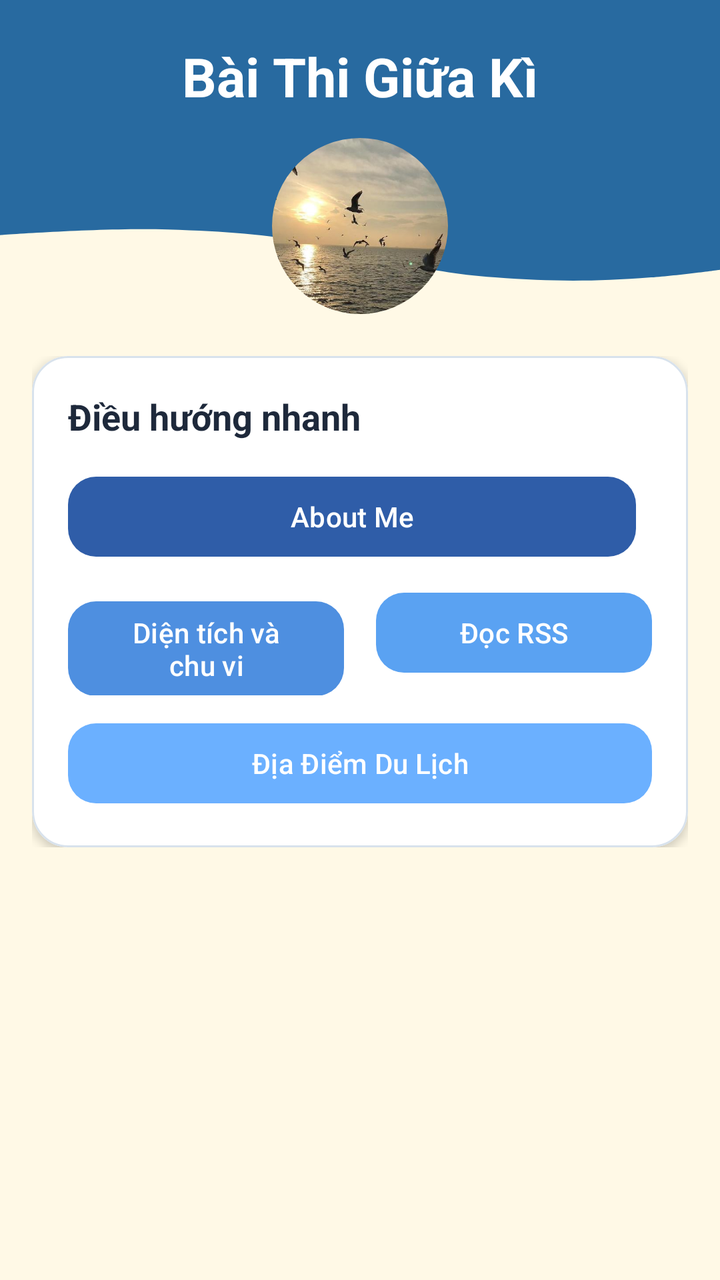
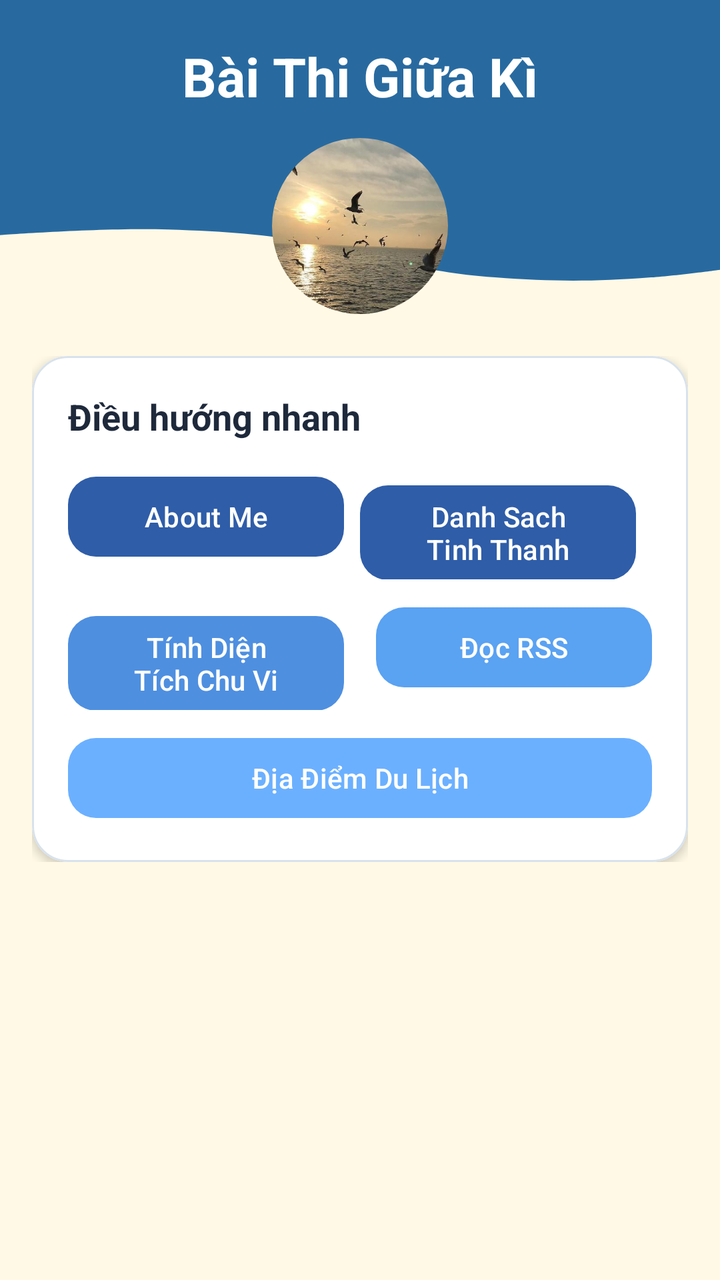

Compare the two renders of this Android layout. The source of the first and the diff that turns it into the second are given below.
<!-- AndroidManifest.xml: application theme Theme.TranMaiNgocDuy65130650Thigk -->
<!-- res/layout/fragment_trang_chu.xml -->
<?xml version="1.0" encoding="utf-8"?>
<androidx.core.widget.NestedScrollView xmlns:android="http://schemas.android.com/apk/res/android"
    xmlns:app="http://schemas.android.com/apk/res-auto"
    xmlns:tools="http://schemas.android.com/tools"
    android:id="@+id/frameLayout"
    android:layout_width="match_parent"
    android:layout_height="match_parent"
    android:background="@color/screen_background"
    android:fillViewport="true"
    tools:context=".TrangChuFragment">

    <LinearLayout
        android:background="@color/fragment_background"
        android:layout_width="match_parent"
        android:layout_height="wrap_content"
        android:orientation="vertical">

        <FrameLayout
            android:layout_width="match_parent"
            android:layout_height="160dp"
            android:background="@drawable/background">

            <TextView
                android:layout_width="match_parent"
                android:layout_height="wrap_content"
                android:layout_gravity="top"
                android:layout_marginTop="20dp"
                android:gravity="center"
                android:text="Bài Thi Giữa Kì"
                android:textColor="@android:color/white"
                android:textSize="27sp"
                android:textStyle="bold" />

            <com.google.android.material.imageview.ShapeableImageView
                android:layout_width="88dp"
                android:layout_height="88dp"
                android:layout_gravity="center"
                android:layout_marginTop="33dp"
                android:scaleType="centerCrop"
                android:src="@drawable/lg"
                app:shapeAppearanceOverlay="@style/circleImage" />
        </FrameLayout>

        <LinearLayout
            android:layout_width="match_parent"
            android:layout_height="wrap_content"
            android:orientation="vertical"
            android:paddingStart="16dp"
            android:paddingTop="18dp"
            android:paddingEnd="16dp"
            android:paddingBottom="24dp">

            <com.google.android.material.card.MaterialCardView
                android:layout_width="match_parent"
                android:layout_height="wrap_content"
                app:cardBackgroundColor="@color/card_background"
                app:cardCornerRadius="18dp"
                app:cardElevation="3dp"
                app:strokeColor="@color/card_stroke"
                app:strokeWidth="1dp">

                <LinearLayout
                    android:layout_width="match_parent"
                    android:layout_height="wrap_content"
                    android:orientation="vertical"
                    android:padding="18dp">

                    <TextView
                        android:layout_width="wrap_content"
                        android:layout_height="wrap_content"
                        android:text="Điều hướng nhanh"
                        android:textColor="@color/text_primary"
                        android:textSize="18sp"
                        android:textStyle="bold" />

                    <LinearLayout
                        android:layout_width="match_parent"
                        android:layout_height="wrap_content"
                        android:layout_marginTop="14dp"
                        android:orientation="horizontal">

                        <com.google.android.material.button.MaterialButton
                            android:id="@+id/btnTrangChuAboutMe"
                            android:layout_width="0dp"
                            android:layout_height="wrap_content"
                            android:layout_marginEnd="8dp"
                            android:layout_weight="1"
                            android:text="About Me"
                            android:textAllCaps="false"
                            android:textColor="@android:color/white"
                            app:backgroundTint="@color/button_blue"
                            app:cornerRadius="14dp" />


                    </LinearLayout>

                    <LinearLayout
                        android:layout_width="match_parent"
                        android:layout_height="wrap_content"
                        android:layout_marginTop="10dp"
                        android:orientation="horizontal">

                        <com.google.android.material.button.MaterialButton
                            android:id="@+id/btnTrangChuDienTich"
                            android:layout_width="0dp"
                            android:layout_height="wrap_content"
                            android:layout_marginEnd="8dp"
                            android:layout_weight="1"
                            android:text="Diện tích và chu vi"
                            android:textAllCaps="false"
                            android:textColor="@android:color/white"
                            app:backgroundTint="@color/button_blue_light"
                            app:cornerRadius="14dp" />

                        <com.google.android.material.button.MaterialButton
                            android:id="@+id/btnTrangChuRSS"
                            android:layout_width="0dp"
                            android:layout_height="wrap_content"
                            android:layout_marginStart="8dp"
                            android:layout_weight="1"
                            android:text="Đọc RSS"
                            android:textAllCaps="false"
                            android:textColor="@android:color/white"
                            app:backgroundTint="@color/button_blue_lighter"
                            app:cornerRadius="14dp" />
                    </LinearLayout>

                    <com.google.android.material.button.MaterialButton
                        android:id="@+id/btnTrangChuThuVienAnh"
                        android:layout_width="match_parent"
                        android:layout_height="wrap_content"
                        android:layout_marginTop="10dp"
                        android:text="Địa Điểm Du Lịch"
                        android:textAllCaps="false"
                        android:textColor="@android:color/white"
                        app:backgroundTint="@color/button_blue_soft"
                        app:cornerRadius="14dp" />
                </LinearLayout>
            </com.google.android.material.card.MaterialCardView>

        </LinearLayout>
    </LinearLayout>

</androidx.core.widget.NestedScrollView>
<!-- resources referenced by this layout -->
<resources>
  <color name="button_blue">#2F5DA8</color>
  <color name="button_blue_light">#4E8FE0</color>
  <color name="button_blue_lighter">#5AA2F2</color>
  <color name="button_blue_soft">#6BB0FF</color>
  <color name="card_background">#FFFFFFFF</color>
  <color name="card_stroke">#D8E2EC</color>
  <color name="fragment_background">#FFF9E6</color>
  <color name="screen_background">#F4F8FC</color>
  <color name="text_primary">#1E293B</color>
  <!-- drawable background (drawable) -->
  <vector xmlns:android="http://schemas.android.com/apk/res/android"
      android:width="393dp"
      android:height="200dp"
      android:viewportWidth="393"
      android:viewportHeight="627">
      <group>
          <path
              android:fillColor="#286AA0"
              android:pathData="M91.73 449.8C55.9 445.67 0 460.73 0 460.73V0h393v528.6s-22.46 10.92-37.6 14.95c-32.41 8.63-52.78 8.56-85.21 0-43.62-11.5-60.19-41.55-98.75-66.72-27.8-18.14-47.05-23.27-79.7-27.03Z"/>
          <path
              android:pathData="M91.73 449.8C55.9 445.67 0 460.73 0 460.73V0h393v528.6s-22.46 10.92-37.6 14.95c-32.41 8.63-52.78 8.56-85.21 0-43.62-11.5-60.19-41.55-98.75-66.72-27.8-18.14-47.05-23.27-79.7-27.03Z"/>
      </group>
  </vector>
  <!-- drawable lg: jpg bitmap (drawable, 28409 bytes) -->
  <style name="circleImage">
          <item name="cornerFamily">rounded</item>
          <item name="cornerSize">50%</item>
      </style>
  <style name="Theme.TranMaiNgocDuy65130650Thigk" parent="Base.Theme.TranMaiNgocDuy65130650Thigk" />
  <style name="Base.Theme.TranMaiNgocDuy65130650Thigk" parent="Theme.Material3.DayNight.NoActionBar">
          
          
      </style>
</resources>

<!-- the commit's change to res/layout/fragment_trang_chu.xml (unified diff, before → after) -->
@@ -78,7 +78,6 @@
                         android:layout_height="wrap_content"
                         android:layout_marginTop="14dp"
                         android:orientation="horizontal">
-
                         <com.google.android.material.button.MaterialButton
                             android:id="@+id/btnTrangChuAboutMe"
                             android:layout_width="0dp"
@@ -90,7 +89,17 @@
                             android:textColor="@android:color/white"
                             app:backgroundTint="@color/button_blue"
                             app:cornerRadius="14dp" />
-
+                        <com.google.android.material.button.MaterialButton
+                            android:id="@+id/btnTinh"
+                            android:layout_width="0dp"
+                            android:layout_height="wrap_content"
+                            android:layout_marginEnd="8dp"
+                            android:layout_weight="1"
+                            android:text="Danh Sach Tinh Thanh"
+                            android:textAllCaps="false"
+                            android:textColor="@android:color/white"
+                            app:backgroundTint="@color/button_blue"
+                            app:cornerRadius="14dp" />
 
                     </LinearLayout>
 
@@ -106,7 +115,7 @@
                             android:layout_height="wrap_content"
                             android:layout_marginEnd="8dp"
                             android:layout_weight="1"
-                            android:text="Diện tích và chu vi"
+                            android:text="Tính Diện Tích Chu Vi"
                             android:textAllCaps="false"
                             android:textColor="@android:color/white"
                             app:backgroundTint="@color/button_blue_light"
